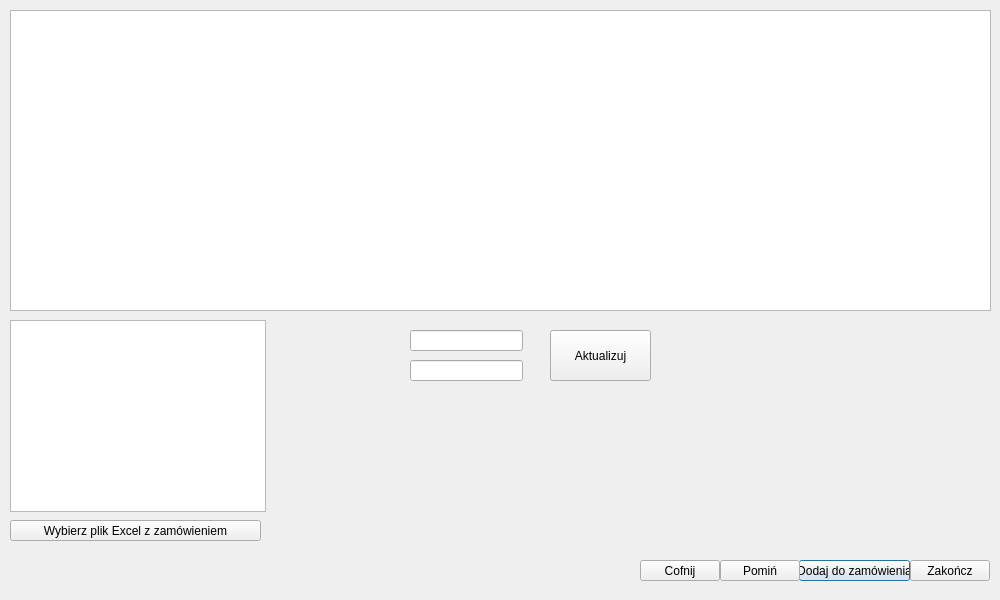
Before: the Qt Designer form zamgenerator.ui in Fastus001/Zamowienia, drawn with Qt 5.
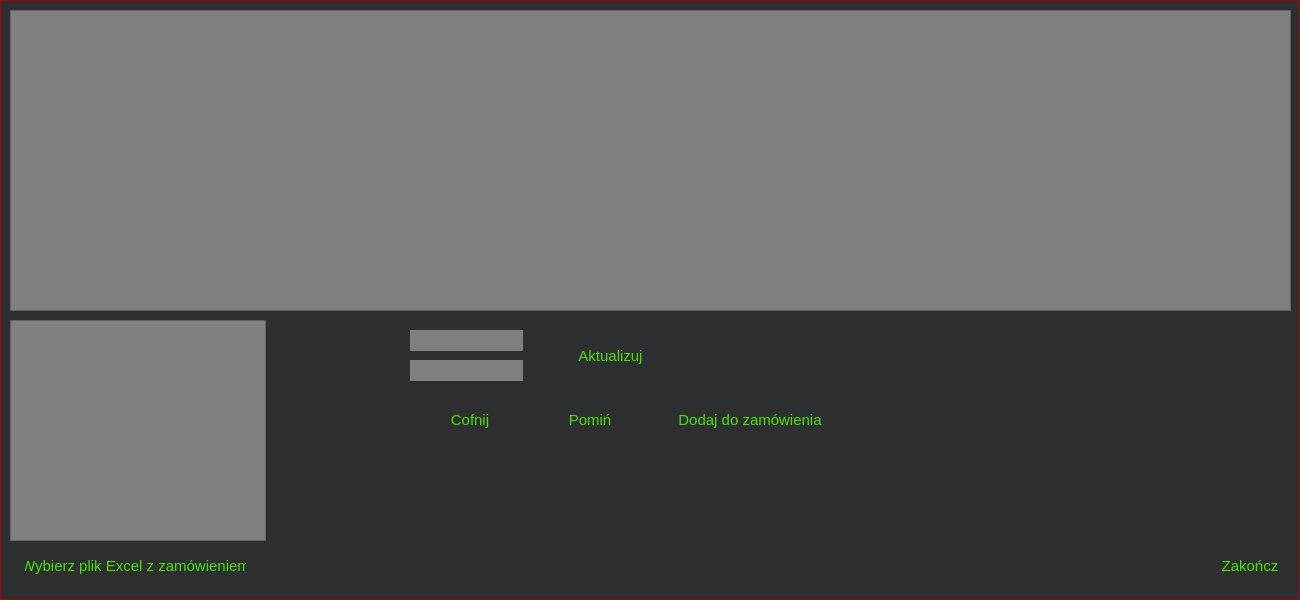
After: the same form once the commit is applied. Icons and pictures are not drawn.

Diff of the .ui file:
```diff
--- a/zamgenerator.ui
+++ b/zamgenerator.ui
@@ -6,22 +6,51 @@
    <rect>
     <x>0</x>
     <y>0</y>
-    <width>1000</width>
+    <width>1300</width>
     <height>600</height>
    </rect>
   </property>
   <property name="windowTitle">
    <string>Dialog</string>
   </property>
+  <property name="windowIcon">
+   <iconset resource="zasoby.qrc">
+    <normaloff>:/new/prefix1/submittutorial2.png</normaloff>:/new/prefix1/submittutorial2.png</iconset>
+  </property>
+  <property name="styleSheet">
+   <string notr="true">QDialog {
+	background-color: #2E2F30;
+    border: solid;
+	border-color: rgb(170, 0, 0);
+	border-width: 1px;
+}</string>
+  </property>
   <widget class="QPushButton" name="okButton">
    <property name="geometry">
     <rect>
-     <x>799</x>
-     <y>560</y>
-     <width>111</width>
-     <height>21</height>
+     <x>650</x>
+     <y>400</y>
+     <width>200</width>
+     <height>40</height>
     </rect>
    </property>
+   <property name="styleSheet">
+    <string notr="true">QPushButton {
+    border: none;
+     color: rgb(71,225,12);
+    padding: 3px 5px;
+    text-align: centre;
+    font-size: 15px;
+}
+QPushButton:hover{
+background-color: rgb(229, 229, 229);
+border: solid;
+border-color: rgb(170, 0, 0);
+border-width: 1px;
+font: bold;
+}
+</string>
+   </property>
    <property name="text">
     <string>Dodaj do zamówienia</string>
    </property>
@@ -29,12 +58,28 @@
   <widget class="QPushButton" name="stopButton">
    <property name="geometry">
     <rect>
-     <x>910</x>
-     <y>560</y>
+     <x>1210</x>
+     <y>550</y>
      <width>80</width>
-     <height>21</height>
+     <height>31</height>
     </rect>
    </property>
+   <property name="styleSheet">
+    <string notr="true">QPushButton {
+    border: none;
+     color: rgb(71,225,12);
+    padding: 3px 5px;
+    text-align:centre;
+    font-size: 15px;
+}
+QPushButton:hover{
+background-color: rgb(229, 229, 229);
+border: solid;
+border-color: rgb(170, 0, 0);
+border-width: 1px;
+}
+</string>
+   </property>
    <property name="text">
     <string>Zakończ</string>
    </property>
@@ -42,12 +87,28 @@
   <widget class="QPushButton" name="nextButton">
    <property name="geometry">
     <rect>
-     <x>720</x>
-     <y>560</y>
-     <width>80</width>
-     <height>21</height>
+     <x>530</x>
+     <y>400</y>
+     <width>120</width>
+     <height>40</height>
     </rect>
    </property>
+   <property name="styleSheet">
+    <string notr="true">QPushButton {
+    border: none;
+     color: rgb(71,225,12);
+    padding: 6px 15px;
+    text-align: centre;
+    font-size: 15px;
+}
+QPushButton:hover{
+background-color: rgb(229, 229, 229);
+border: solid;
+border-color: rgb(170, 0, 0);
+border-width: 1px;
+}
+</string>
+   </property>
    <property name="text">
     <string>Pomiń</string>
    </property>
@@ -58,29 +119,55 @@
      <x>10</x>
      <y>320</y>
      <width>256</width>
-     <height>192</height>
+     <height>221</height>
     </rect>
    </property>
+   <property name="styleSheet">
+    <string notr="true">QListWidget{
+     background-color: grey;
+}</string>
+   </property>
   </widget>
   <widget class="QTableView" name="tableViewSQL">
    <property name="geometry">
     <rect>
      <x>10</x>
      <y>10</y>
-     <width>981</width>
+     <width>1281</width>
      <height>301</height>
     </rect>
    </property>
+   <property name="styleSheet">
+    <string notr="true">QTableView{
+ background-color: grey;
+}</string>
+   </property>
   </widget>
   <widget class="QPushButton" name="setExceFileToOrder">
    <property name="geometry">
     <rect>
      <x>10</x>
-     <y>520</y>
+     <y>550</y>
      <width>251</width>
-     <height>21</height>
+     <height>31</height>
     </rect>
    </property>
+   <property name="styleSheet">
+    <string notr="true">QPushButton {
+    border: none;
+    color: rgb(71,225,12);
+    padding: 6px 15px;
+    text-align: centre;
+    font-size: 15px;
+}
+QPushButton:hover{
+background-color: rgb(229, 229, 229);
+border: solid;
+border-color: rgb(170, 0, 0);
+border-width: 1px;
+}
+</string>
+   </property>
    <property name="text">
     <string>Wybierz plik Excel z zamówieniem</string>
    </property>
@@ -88,12 +175,28 @@
   <widget class="QPushButton" name="backButton">
    <property name="geometry">
     <rect>
-     <x>640</x>
-     <y>560</y>
-     <width>80</width>
-     <height>21</height>
+     <x>410</x>
+     <y>400</y>
+     <width>120</width>
+     <height>40</height>
     </rect>
    </property>
+   <property name="styleSheet">
+    <string notr="true">QPushButton {
+    border: none;
+ color: rgb(71,225,12);
+    padding: 6px 15px;
+    text-align: centre;
+    font-size: 15px;
+}
+QPushButton:hover{
+background-color: rgb(229, 229, 229);
+border: solid;
+border-color: rgb(170, 0, 0);
+border-width: 1px;
+}
+</string>
+   </property>
    <property name="text">
     <string>Cofnij</string>
    </property>
@@ -107,6 +210,12 @@
      <height>21</height>
     </rect>
    </property>
+   <property name="styleSheet">
+    <string notr="true">QLineEdit{
+background-color: grey;
+border: none;
+}</string>
+   </property>
   </widget>
   <widget class="QLineEdit" name="lineCtnsOrder">
    <property name="geometry">
@@ -117,16 +226,38 @@
      <height>21</height>
     </rect>
    </property>
+   <property name="styleSheet">
+    <string notr="true">QLineEdit{
+background-color: grey;
+border: none;
+}</string>
+   </property>
   </widget>
   <widget class="QPushButton" name="updateSelectedIdList">
    <property name="geometry">
     <rect>
-     <x>550</x>
+     <x>530</x>
      <y>330</y>
-     <width>101</width>
+     <width>161</width>
      <height>51</height>
     </rect>
    </property>
+   <property name="styleSheet">
+    <string notr="true">QPushButton {
+    border: none;
+     color: rgb(71,225,12);
+    padding: 6px 15px;
+    text-align: centre;
+    font-size: 15px;
+}
+QPushButton:hover{
+background-color: rgb(40, 40, 40);
+border: solid;
+border-color: rgb(40, 40, 40);
+border-width: 1px;
+}
+</string>
+   </property>
    <property name="text">
     <string>Aktualizuj</string>
    </property>
```
Left out of the diff: 4 changed lines with no effect on the pictures.
